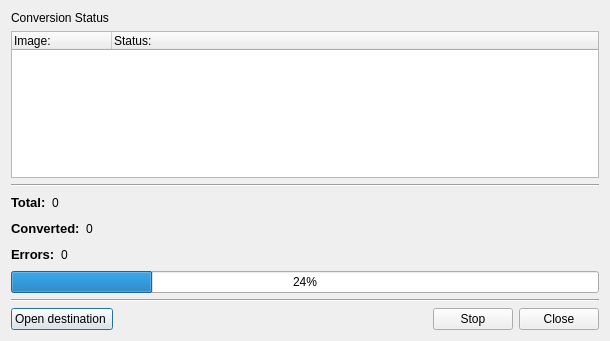
Before: the Qt Designer form ui/dialogconversionstatus.ui in Faster3ck/Converseen, drawn with Qt 5.
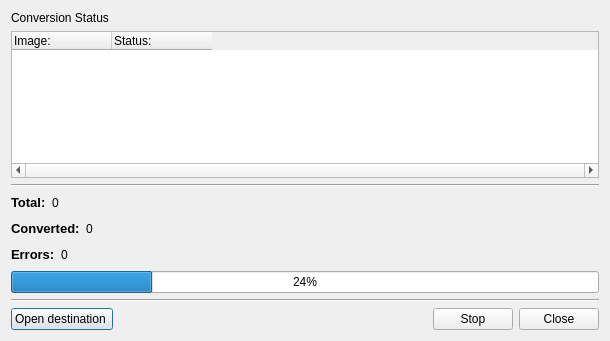
After: the same form once the commit is applied.

Diff of the .ui file:
```diff
--- a/ui/dialogconversionstatus.ui
+++ b/ui/dialogconversionstatus.ui
@@ -24,7 +24,10 @@
    <item>
     <widget class="QTreeWidget" name="treeWidget">
      <property name="horizontalScrollBarPolicy">
-      <enum>Qt::ScrollBarAsNeeded</enum>
+      <enum>Qt::ScrollBarAlwaysOn</enum>
+     </property>
+     <property name="sizeAdjustPolicy">
+      <enum>QAbstractScrollArea::AdjustToContents</enum>
      </property>
      <property name="alternatingRowColors">
       <bool>true</bool>
@@ -32,6 +35,9 @@
      <property name="selectionMode">
       <enum>QAbstractItemView::NoSelection</enum>
      </property>
+     <property name="textElideMode">
+      <enum>Qt::ElideNone</enum>
+     </property>
      <property name="horizontalScrollMode">
       <enum>QAbstractItemView::ScrollPerItem</enum>
      </property>
@@ -41,6 +47,12 @@
      <property name="wordWrap">
       <bool>false</bool>
      </property>
+     <attribute name="headerDefaultSectionSize">
+      <number>100</number>
+     </attribute>
+     <attribute name="headerStretchLastSection">
+      <bool>false</bool>
+     </attribute>
      <column>
       <property name="text">
        <string>Image:</string>
```
Left out of the diff: 3 changed lines with no effect on the pictures.
